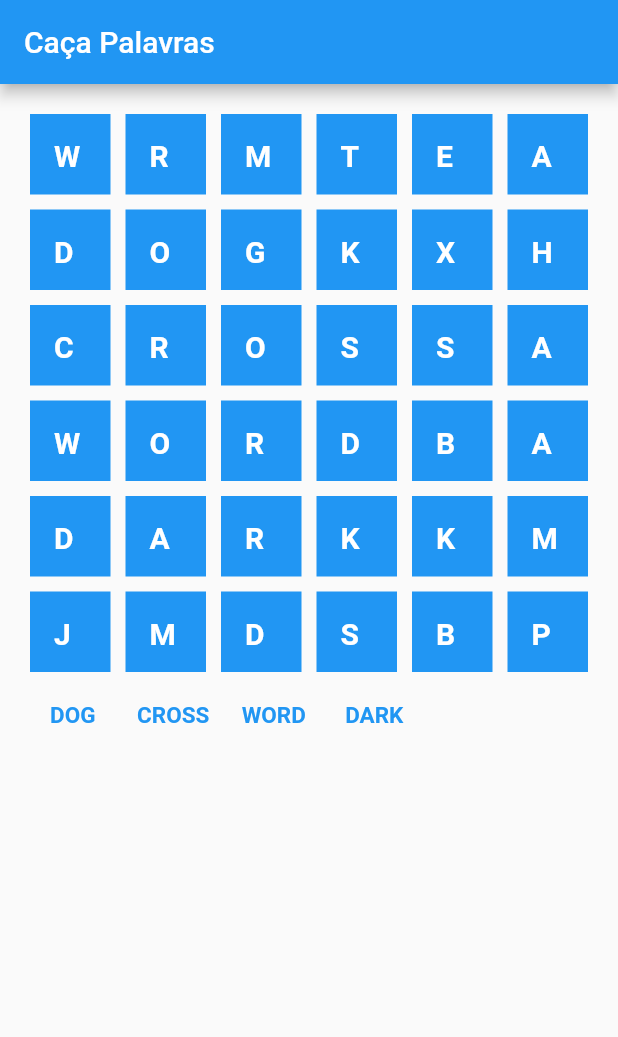
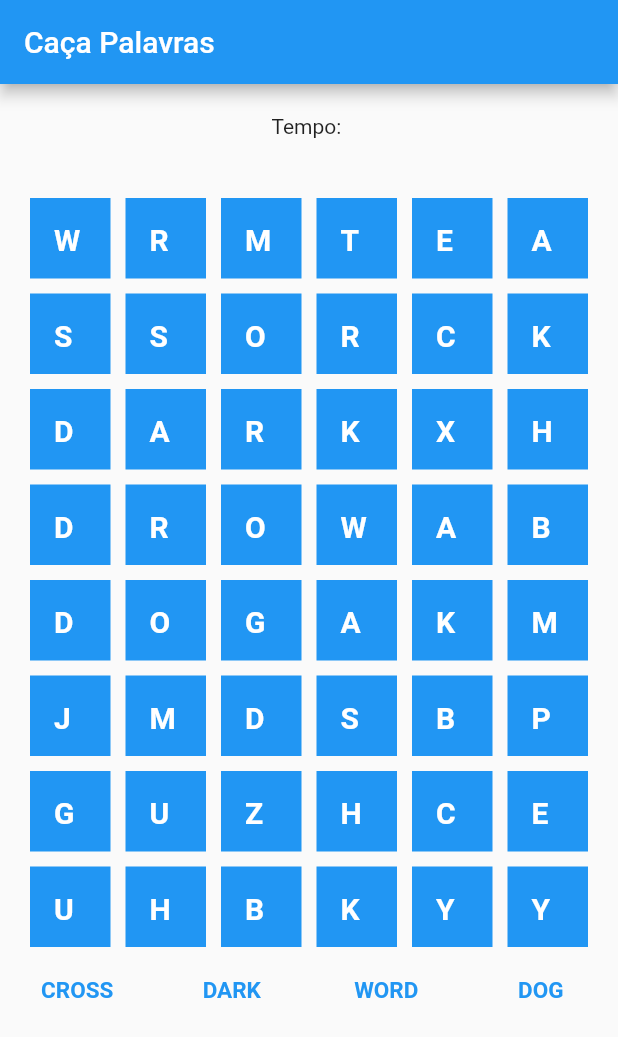
Before and after one commit to William-Libero/crossword-flutter, a Flutter app: the first screen one second after launch, on a phone screen of 412 x 824 dp. Shown: the top 1037 px of the screen. Run offline on Flutter 3.47's test engine with Material 2 defaults, Android fonts, the phone set to English and light mode, and no system bars; our stand-ins replace get.

Commit message:
Inclusão do GetX para gerenciar o estado da aplicação.

```diff
--- /dev/null
+++ b/lib/bindings/cross_word_binding.dart
@@ -0,0 +1,9 @@
+import 'package:get/get.dart';
+import 'package:crosswordflutter/controllers/cross_word_controller.dart';
+
+class CrossWordBinding implements Bindings {
+  @override
+  void dependencies() {
+    Get.lazyPut<CrossWordController>(() => CrossWordController());
+  }
+}
--- a/lib/components/letterTiles.dart
+++ /dev/null
@@ -1,256 +0,0 @@
-import 'dart:math';
-
-import 'package:flutter/gestures.dart';
-import 'package:flutter/material.dart';
-import 'package:flutter/rendering.dart';
-
-class LetterTiles extends StatefulWidget {
-  @override
-  _LetterTilesState createState() => _LetterTilesState();
-}
-
-class _LetterTilesState extends State<LetterTiles> {
-  String _chars = 'ABCDEFGHIJKLMNOPQRSTUVWXYZ';
-  List<String> _correctWords = ["DOG", "CROSS", "WORD", "DARK"];
-  List<String> solvedWords = [];
-  String wordFormed = "";
-  bool buttonVisibility = false;
-  // Variaveis usadas na função que popula o array com as letras que
-  // aparecem no quadro de letras
-  final Random _randomNumber = new Random();
-  dynamic crossWordChars = [];
-  int index = 0;
-  int indexCorrectWord = 0;
-  //Variaveis usadas na função que verifica a posição do elemento renderizado
-  final Set<int> selectedIndexes = Set<int>();
-  final Set<int> solvedIndexes = Set<int>();
-  final key = GlobalKey();
-  // Cria uma array de RenderProxyBox que salvara os elementos quando os mesmos
-  //forem pressionados
-  final Set<_BoxWord> _selectedElements = Set<_BoxWord>();
-
-  @override
-  void initState() {
-    super.initState();
-    getRandomString(1);
-  }
-
-  @override
-  Widget build(BuildContext context) {
-    return Column(
-      children: [
-        GestureDetector(
-          child: GridView.builder(
-            key: key,
-            physics: NeverScrollableScrollPhysics(),
-            shrinkWrap: true,
-            padding: const EdgeInsets.all(20),
-            gridDelegate: SliverGridDelegateWithFixedCrossAxisCount(
-              crossAxisSpacing: 10,
-              mainAxisSpacing: 10,
-              crossAxisCount: 6,
-            ),
-            itemCount: 36,
-            itemBuilder: (context, index) {
-              return ValueListenableBuilder(
-                valueListenable:
-                    ValueNotifier(crossWordChars[index].toString()),
-                builder: (BuildContext context, dynamic value, Widget? child) {
-                  return Listener(
-                    onPointerDown: _detectTapedItem,
-                    onPointerMove: _detectTapedItem,
-                    onPointerUp: _clearSelection,
-                    child: BoxWord(
-                      index: index,
-                      child: Container(
-                        alignment: Alignment.center,
-                        child: ListTile(
-                          title: Text(
-                            value,
-                            style: TextStyle(
-                              color: Colors.white,
-                              fontWeight: FontWeight.bold,
-                              fontSize: 20,
-                            ),
-                          ),
-                        ),
-                        color: defineColor(index),
-                      ),
-                    ),
-                  );
-                },
-              );
-            },
-          ),
-        ),
-        GridView.builder(
-          scrollDirection: Axis.vertical,
-          shrinkWrap: true,
-          primary: false,
-          padding: const EdgeInsets.only(top: 0, left: 20),
-          gridDelegate: SliverGridDelegateWithFixedCrossAxisCount(
-            crossAxisSpacing: 10,
-            mainAxisSpacing: 10,
-            crossAxisCount: 6,
-          ),
-          itemCount: _correctWords.length,
-          itemBuilder: (BuildContext context, int index) => Container(
-            alignment: Alignment.topCenter,
-            child: Text(
-              _correctWords[index],
-              style: TextStyle(
-                  color: defineCorrectWordColor(index),
-                  fontSize: 15,
-                  fontWeight: FontWeight.bold),
-            ),
-          ),
-        ),
-        Visibility(
-          visible: buttonVisibility,
-          child: Align(
-            alignment: Alignment.bottomCenter,
-            child: TextButton(
-              child: Text(
-                "Jogar Novamente",
-                style: TextStyle(color: Colors.white),
-              ),
-              onPressed: _clearGameData,
-              style: ButtonStyle(
-                backgroundColor: MaterialStateProperty.all<Color>(Colors.blue),
-              ),
-            ),
-          ),
-        ),
-      ],
-    );
-  }
-
-  _detectTapedItem(PointerEvent event) {
-    // Recupera o objeto renderizado
-    dynamic box = key.currentContext!.findRenderObject();
-    // Cria uma instancia da classe BoxHitTestResult para que seja possível fazer
-    // o hitTeste e recuperar a posição do objeto
-    final result = BoxHitTestResult();
-    // Converte a posição global para a posição local na tela
-    Offset local = box.globalToLocal(event.position);
-    // Recupera o objeto renderizado baseado na sua localizado local
-    if (box.hitTest(result, position: local)) {
-      for (final hit in result.path) {
-        // Atribui o elemento clicado junto de suas propriedades na variavel
-        final target = hit.target;
-        // Verifica se o elemento atribuido é do tipo _BoxWord que é do tipo
-        // SingleChildRenderObjectWidget e verifica se o array _selectedElements
-        // contem o elemento
-        if (target is _BoxWord && !_selectedElements.contains(target)) {
-          _selectedElements.add(target);
-          // Adiciona o index do elemento a variavel selectedIndexes
-          _selectIndex(target.index);
-          takeCharsToFormCorrectWord(target.index);
-        }
-      }
-    }
-  }
-
-  _selectIndex(int index) {
-    setState(() {
-      selectedIndexes.add(index);
-    });
-  }
-
-  void _clearSelection(PointerUpEvent event) {
-    // Limpa o array de elementos _selectedElements
-    _selectedElements.clear();
-    // Limpa a palavra feita pelo movimento de deslize do usuário até o momento
-    wordFormed = "";
-    setState(() {
-      // Limpa o array de indices selecionados
-      selectedIndexes.clear();
-    });
-  }
-
-  getRandomString(int length) {
-    while (index < 36) {
-      if (index % 6 == 0 && index != 0 && indexCorrectWord < _correctWords.length) {
-        var word = _correctWords[indexCorrectWord].toString();
-        int i = 0;
-        while (i < word.length) {
-          crossWordChars.add(word[i]);
-          i++;
-          index++;
-        }
-        indexCorrectWord++;
-      } else {
-        crossWordChars.add(String.fromCharCodes(Iterable.generate(length,
-            (_) => _chars.codeUnitAt(_randomNumber.nextInt(_chars.length)))));
-        index++;
-      }
-    }
-    index = 0;
-    indexCorrectWord = 0;
-  }
-
-  void takeCharsToFormCorrectWord(index) {
-    wordFormed += crossWordChars[index].toString();
-    if (_correctWords.contains(wordFormed)) {
-      solvedIndexes.addAll(selectedIndexes);
-      solvedWords.add(wordFormed);
-    }
-    if (solvedWords.length == _correctWords.length) buttonVisibility = true;
-  }
-
-  defineColor(int index) {
-    if (solvedIndexes.contains(index)) {
-      return Colors.green;
-    } else if (selectedIndexes.contains(index)) {
-      return Colors.red;
-    } else {
-      return Colors.blue;
-    }
-  }
-
-  defineCorrectWordColor(int index) {
-    if (solvedWords.contains(_correctWords[index])) {
-      return Colors.green;
-    } else {
-      return Colors.blue;
-    }
-  }
-
-  _clearGameData() {
-    setState(() {
-      solvedIndexes.clear();
-      solvedWords.clear();
-      crossWordChars.clear();
-      buttonVisibility = false;
-    });
-    getRandomString(1);
-  }
-}
-
-class BoxWord extends SingleChildRenderObjectWidget {
-  // Index do elemento
-  final int index;
-
-  BoxWord({Widget? child, this.index = 0, Key? key})
-      : super(child: child, key: key);
-
-  // Cria uma instancia do RenderObject que o indice do elemento renderizado
-  // representa
-  @override
-  _BoxWord createRenderObject(BuildContext context) {
-    // Atribui ao index de _BoxWord o index passado a BoxWord
-    return _BoxWord()..index = index;
-  }
-
-  // Altera o indice de _BoxWord de acordo com o indice passado
-  @override
-  void updateRenderObject(BuildContext context, _BoxWord renderObject) {
-    renderObject..index = index;
-  }
-}
-
-// Uma instancia da classe RenderProxyBox que imita todas as propriedades
-// de seu "child"
-class _BoxWord extends RenderProxyBox {
-  late int index;
-}
--- /dev/null
+++ b/lib/controllers/cross_word_controller.dart
@@ -0,0 +1,233 @@
+import 'dart:async';
+import 'dart:math';
+
+import 'package:get/get.dart';
+import 'package:flutter/gestures.dart';
+import 'package:flutter/material.dart';
+import 'package:flutter/rendering.dart';
+import 'package:crosswordflutter/models/boxWord.dart';
+import 'package:crosswordflutter/models/boxWordRender.dart';
+
+class CrossWordController extends GetxController {
+  String _chars = 'ABCDEFGHIJKLMNOPQRSTUVWXYZ';
+  RxList<String> _correctWords = ["DOG", "CROSS", "WORD", "DARK"].obs;
+  // List<String> _correctWords = ["DARK"];
+  RxList<dynamic> solvedWords = [].obs;
+  String wordFormed = "";
+  List<String> wordDirections = ["horizontal", "vertical"];
+  final RxBool _buttonVisibility = false.obs;
+  // Variaveis usadas na função que popula o array com as letras que
+  // aparecem no quadro de letras
+  final Random _randomNumber = new Random();
+  RxList crossWordChars = [].obs;
+  int crossWordRows = 48;
+  int index = 0;
+  int indexCorrectWord = 0;
+  int indexWordDirection = 0;
+  //Variaveis usadas na função que verifica a posição do elemento renderizado
+  final boxWord = new BoxWord();
+  final RxSet<int> selectedIndexes = Set<int>().obs;
+  final RxSet<int> solvedIndexes = Set<int>().obs;
+  final key = GlobalKey();
+  // Cria uma array de RenderProxyBox que salvara os elementos quando os mesmos
+  //forem pressionados
+  final RxSet<BoxWordRender> _selectedElements = Set<BoxWordRender>().obs;
+  final RxString _duration = ''.obs;
+  Timer? _timer;
+
+  set duration(String value) => this._duration.value = value;
+  String get duration => this._duration.value;
+
+  set buttonVisibility(bool value) => this._buttonVisibility.value = value;
+  bool get buttonVisibility => this._buttonVisibility.value;
+
+  set correctWords(List<String> value) => this._correctWords.value = value;
+  List<String> get correctWords => this._correctWords.value;
+
+  @override
+  void onInit() async {
+    super.onInit();
+    getRandomString(1);
+    _startTimer();
+  }
+
+  void _startTimer() {
+    const oneSec = const Duration(seconds: 1);
+    _timer = Timer.periodic(oneSec, (timer) {
+      Duration timerTick = Duration(hours: 0, minutes: 0, seconds: timer.tick);
+      duration =
+          "${timerTick.inHours.remainder(60).toString().padLeft(2, "0")}:${timerTick.inMinutes.remainder(60).toString().padLeft(2, "0")}:${timerTick.inSeconds.remainder(60).toString().padLeft(2, "0")}";
+    });
+  }
+
+  _showMyDialog(BuildContext context) {
+    return showDialog<Widget>(
+      context: context,
+      barrierDismissible: false, // user must tap button!
+      builder: (BuildContext context) {
+        return AlertDialog(
+          title: Column(
+            children: [
+              Text(
+                'Parabéns!',
+                style: TextStyle(
+                  color: Colors.green,
+                  fontWeight: FontWeight.bold,
+                ),
+              ),
+              Text('Seu tempo de conclusão foi: ' + duration),
+            ],
+          ),
+          actions: [
+            Center(
+              child: TextButton(
+                child: Text(
+                  "Jogar Novamente",
+                  style: TextStyle(color: Colors.white),
+                ),
+                onPressed: () {
+                  clearGameData();
+                  _startTimer();
+                  Navigator.of(context).pop();
+                },
+                style: ButtonStyle(
+                  backgroundColor:
+                      MaterialStateProperty.all<Color>(Colors.blue),
+                ),
+              ),
+            ),
+          ],
+        );
+      },
+    );
+  }
+
+  detectTapedItem(PointerEvent event, BuildContext context) {
+    // Recupera o objeto renderizado
+    dynamic box = key.currentContext!.findRenderObject();
+    // Cria uma instancia da classe BoxHitTestResult para que seja possível fazer
+    // o hitTeste e recuperar a posição do objeto
+    final result = BoxHitTestResult();
+    // Converte a posição global para a posição local na tela
+    Offset local = box.globalToLocal(event.position);
+    // Recupera o objeto renderizado baseado na sua localizado local
+    if (box.hitTest(result, position: local)) {
+      for (final hit in result.path) {
+        // Atribui o elemento clicado junto de suas propriedades na variavel
+        final target = hit.target;
+        // Verifica se o elemento atribuido é do tipo _BoxWord que é do tipo
+        // SingleChildRenderObjectWidget e verifica se o array _selectedElements
+        // contem o elemento
+        if (target is BoxWordRender && !_selectedElements.contains(target)) {
+          _selectedElements.add(target);
+          // Adiciona o index do elemento a variavel selectedIndexes
+          _selectIndex(target.index);
+          takeCharsToFormCorrectWord(target.index, context);
+        }
+      }
+    }
+  }
+
+  _selectIndex(int index) {
+    selectedIndexes.add(index);
+  }
+
+  void clearSelection(PointerUpEvent event) {
+    // Limpa o array de elementos _selectedElements
+    _selectedElements.clear();
+    // Limpa a palavra feita pelo movimento de deslize do usuário até o momento
+    wordFormed = "";
+    // Limpa o array de indices selecionados
+    selectedIndexes.clear();
+  }
+
+  getRandomString(int length) {
+    _correctWords.shuffle();
+    while (index < crossWordRows) {
+      if (index % 6 == 0 &&
+          index != 0 &&
+          indexCorrectWord < _correctWords.length) {
+        var word;
+        indexCorrectWord % 2 == 0
+            ? word = _correctWords[indexCorrectWord]
+                .toString()
+                .split('')
+                .reversed
+                .join()
+            : word = _correctWords[indexCorrectWord].toString();
+        int i = 0;
+        while (i < word.length) {
+          crossWordChars.add(word[i]);
+          i++;
+          index++;
+        }
+        indexCorrectWord++;
+        // indexWordDirection++;
+      } else if (index % 6 == 0 &&
+          index != 0 &&
+          indexCorrectWord < _correctWords.length) {
+        var word;
+        indexCorrectWord % 2 == 0
+            ? word = _correctWords[indexCorrectWord]
+                .toString()
+                .split('')
+                .reversed
+                .join()
+            : word = _correctWords[indexCorrectWord].toString();
+        int i = 0;
+        while (i < word.length) {
+          crossWordChars.add(word[i]);
+          i++;
+          index++;
+        }
+        indexCorrectWord++;
+      } else {
+        crossWordChars.add(String.fromCharCodes(Iterable.generate(length,
+            (_) => _chars.codeUnitAt(_randomNumber.nextInt(_chars.length)))));
+        index++;
+      }
+    }
+    index = 0;
+    indexCorrectWord = 0;
+  }
+
+  void takeCharsToFormCorrectWord(index, context) {
+    wordFormed += crossWordChars[index].toString();
+    if (_correctWords.contains(wordFormed)) {
+      solvedIndexes.addAll(selectedIndexes);
+      solvedWords.add(wordFormed);
+    }
+    if (solvedWords.length == _correctWords.length) {
+      buttonVisibility = true;
+      _timer!.cancel();
+      _showMyDialog(context);
+    }
+  }
+
+  defineColor(int index) {
+    if (solvedIndexes.contains(index)) {
+      return Colors.green;
+    } else if (selectedIndexes.contains(index)) {
+      return Colors.red;
+    } else {
+      return Colors.blue;
+    }
+  }
+
+  defineCorrectWordColor(int index) {
+    if (solvedWords.contains(_correctWords[index])) {
+      return Colors.green;
+    } else {
+      return Colors.blue;
+    }
+  }
+
+  clearGameData() {
+    solvedIndexes.clear();
+    solvedWords.clear();
+    selectedIndexes.clear();
+    crossWordChars.clear();
+    buttonVisibility = false;
+    getRandomString(1);
+  }
+}
--- a/lib/main.dart
+++ b/lib/main.dart
@@ -1,20 +1,18 @@
-import 'package:crosswordflutter/components/letterTiles.dart';
+import 'package:crosswordflutter/routes/app_pages.dart';
 import 'package:flutter/material.dart';
+import 'package:get/get.dart';
 
 void main() {
-  runApp(CrossWord());
+  runApp(MyApp());
 }
 
-class CrossWord extends StatelessWidget {
+class MyApp extends StatelessWidget {
   @override
   Widget build(BuildContext context) {
-    return MaterialApp(
-      home: Scaffold(
-        appBar: AppBar(
-          title: Text("Caça Palavras"),
-        ),
-        body: LetterTiles(),
-      ),
+    return GetMaterialApp(
+      getPages: AppPages.routes,
+      initialRoute: Routes.SPLASH,
+      debugShowCheckedModeBanner: false,
     );
   }
 }
--- /dev/null
+++ b/lib/models/boxWord.dart
@@ -0,0 +1,24 @@
+import 'package:flutter/material.dart';
+import 'package:crosswordflutter/models/boxWordRender.dart';
+
+class BoxWord extends SingleChildRenderObjectWidget {
+  // Index do elemento
+  final int index;
+
+  BoxWord({Widget? child, this.index = 0, Key? key})
+      : super(child: child, key: key);
+
+  // Cria uma instancia do RenderObject que o indice do elemento renderizado
+  // representa
+  @override
+  BoxWordRender createRenderObject(BuildContext context) {
+    // Atribui ao index de BoxWordRender o index passado a BoxWord
+    return BoxWordRender()..index = index;
+  }
+
+  // Altera o indice de BoxWordRender de acordo com o indice passado
+  @override
+  void updateRenderObject(BuildContext context, BoxWordRender renderObject) {
+    renderObject..index = index;
+  }
+}
--- /dev/null
+++ b/lib/models/boxWordRender.dart
@@ -0,0 +1,8 @@
+import 'package:crosswordflutter/models/boxWord.dart';
+// Uma instancia da classe RenderProxyBox que imita todas as propriedades
+// de seu "child"
+import 'package:flutter/rendering.dart';
+
+class BoxWordRender extends RenderProxyBox {
+  late int index;
+}
--- /dev/null
+++ b/lib/modules/crossWord/components/correct_words_display.dart
@@ -0,0 +1,38 @@
+import 'package:flutter/material.dart';
+import 'package:crosswordflutter/controllers/cross_word_controller.dart';
+import 'package:get/get.dart';
+
+class CorrectWordsDisplay extends StatelessWidget {
+  final CrossWordController _crossWordController =
+      Get.find<CrossWordController>();
+  CorrectWordsDisplay({Key? key}) : super(key: key);
+
+  @override
+  Widget build(BuildContext context) {
+    return Obx(
+      () => Container(
+        height: 15,
+        child: GridView.builder(
+          shrinkWrap: true,
+          primary: false,
+          gridDelegate: SliverGridDelegateWithFixedCrossAxisCount(
+            crossAxisCount: _crossWordController.correctWords.length,
+          ),
+          itemCount: _crossWordController.correctWords.length,
+          itemBuilder: (BuildContext context, int index) => Container(
+            alignment: Alignment.topCenter,
+            child: Obx(
+              () => Text(
+                _crossWordController.correctWords[index],
+                style: TextStyle(
+                    color: _crossWordController.defineCorrectWordColor(index),
+                    fontSize: 15,
+                    fontWeight: FontWeight.bold),
+              ),
+            ),
+          ),
+        ),
+      ),
+    );
+  }
+}
--- /dev/null
+++ b/lib/modules/crossWord/components/letter_tiles.dart
@@ -0,0 +1,64 @@
+import 'package:crosswordflutter/models/boxWord.dart';
+import 'package:flutter/material.dart';
+import 'package:crosswordflutter/controllers/cross_word_controller.dart';
+import 'package:get/get.dart';
+
+class LetterTiles extends StatelessWidget {
+  final CrossWordController _crossWordController =
+      Get.find<CrossWordController>();
+  LetterTiles({Key? key}) : super(key: key);
+
+  @override
+  Widget build(BuildContext context) {
+    return GestureDetector(
+      child: GridView.builder(
+        key: _crossWordController.key,
+        physics: NeverScrollableScrollPhysics(),
+        shrinkWrap: true,
+        padding: const EdgeInsets.all(20),
+        gridDelegate: SliverGridDelegateWithFixedCrossAxisCount(
+          crossAxisSpacing: 10,
+          mainAxisSpacing: 10,
+          crossAxisCount: 6,
+        ),
+        itemCount: _crossWordController.crossWordRows,
+        itemBuilder: (context, index) {
+          return Obx(
+            () => ValueListenableBuilder(
+              valueListenable: ValueNotifier(
+                  _crossWordController.crossWordChars[index].toString()),
+              builder: (BuildContext context, dynamic value, Widget? child) {
+                return Listener(
+                  onPointerDown: (e) =>
+                      _crossWordController.detectTapedItem(e, context),
+                  onPointerMove: (e) =>
+                      _crossWordController.detectTapedItem(e, context),
+                  onPointerUp: _crossWordController.clearSelection,
+                  child: BoxWord(
+                    index: index,
+                    child: Obx(
+                      () => Container(
+                        alignment: Alignment.center,
+                        child: ListTile(
+                          title: Text(
+                            value,
+                            style: TextStyle(
+                              color: Colors.white,
+                              fontWeight: FontWeight.bold,
+                              fontSize: 20,
+                            ),
+                          ),
+                        ),
+                        color: _crossWordController.defineColor(index),
+                      ),
+                    ),
+                  ),
+                );
+              },
+            ),
+          );
+        },
+      ),
+    );
+  }
+}
--- /dev/null
+++ b/lib/modules/crossWord/components/timer.dart
@@ -0,0 +1,17 @@
+import 'package:flutter/material.dart';
+import 'package:crosswordflutter/controllers/cross_word_controller.dart';
+import 'package:get/get.dart';
+
+class Timer extends StatelessWidget {
+  final CrossWordController _crossWordController =
+      Get.find<CrossWordController>();
+  Timer({Key? key}) : super(key: key);
+
+  @override
+  Widget build(BuildContext context) {
+    return Container(
+      padding: const EdgeInsets.all(20),
+      child: Obx(() => Text("Tempo: " + _crossWordController.duration)),
+    );
+  }
+}
--- /dev/null
+++ b/lib/modules/crossWord/views/cross_word_page.dart
@@ -0,0 +1,24 @@
+import 'package:crosswordflutter/modules/crossWord/components/correct_words_display.dart';
+import 'package:crosswordflutter/modules/crossWord/components/letter_tiles.dart';
+import 'package:crosswordflutter/modules/crossWord/components/timer.dart';
+import 'package:flutter/material.dart';
+
+class CrossWordPage extends StatelessWidget {
+  CrossWordPage({Key? key}) : super(key: key);
+
+  @override
+  Widget build(BuildContext context) {
+    return Scaffold(
+      appBar: AppBar(
+        title: Text("Caça Palavras"),
+      ),
+      body: Column(
+        children: [
+          Timer(),
+          LetterTiles(),
+          CorrectWordsDisplay(),
+        ],
+      ),
+    );
+  }
+}
--- /dev/null
+++ b/lib/routes/app_pages.dart
@@ -0,0 +1,19 @@
+import 'package:get/get.dart';
+import 'package:crosswordflutter/bindings/cross_word_binding.dart';
+import 'package:crosswordflutter/modules/crossWord/views/cross_word_page.dart';
+part './app_routes.dart';
+
+class AppPages {
+  static final routes = [
+    GetPage(
+      name: Routes.SPLASH,
+      page: () => CrossWordPage(),
+      binding: CrossWordBinding(),
+    ),
+    GetPage(
+      name: Routes.CROSSWORD,
+      page: () => CrossWordPage(),
+      binding: CrossWordBinding(),
+    ),
+  ];
+}
--- /dev/null
+++ b/lib/routes/app_routes.dart
@@ -0,0 +1,6 @@
+part of './app_pages.dart';
+
+abstract class Routes {
+  static const SPLASH = '/';
+  static const CROSSWORD = '/crossWord';
+}
--- a/pubspec.yaml
+++ b/pubspec.yaml
@@ -28,6 +28,7 @@ dependencies:
   # The following adds the Cupertino Icons font to your application.
   # Use with the CupertinoIcons class for iOS style icons.
   cupertino_icons: ^1.0.2
+  get: ^4.1.4
 
 dev_dependencies:
   flutter_test:
```
Also changed, not shown: 1 other file.
